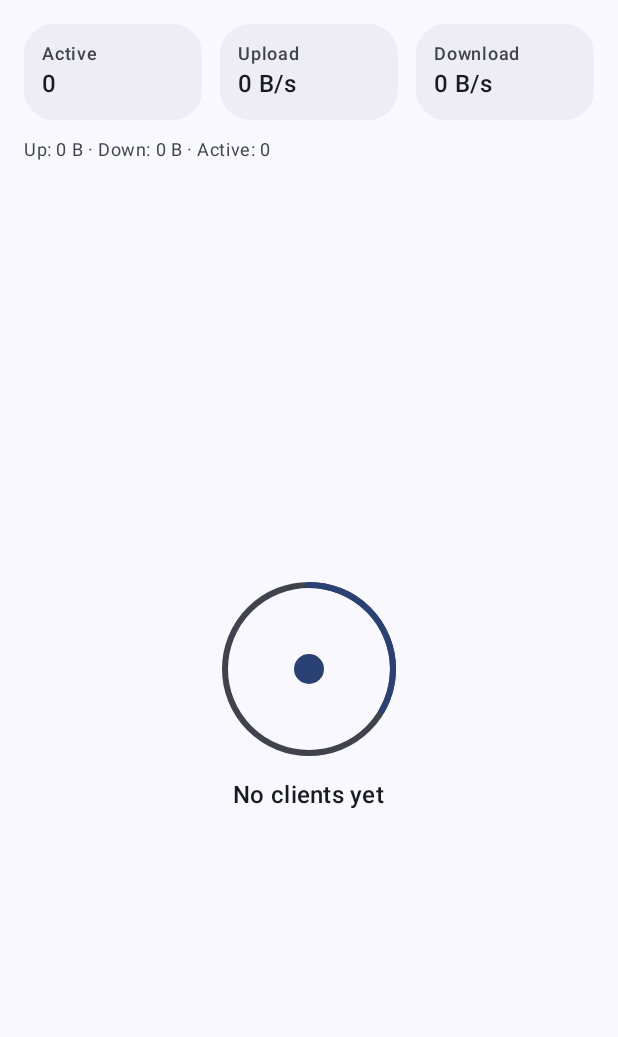
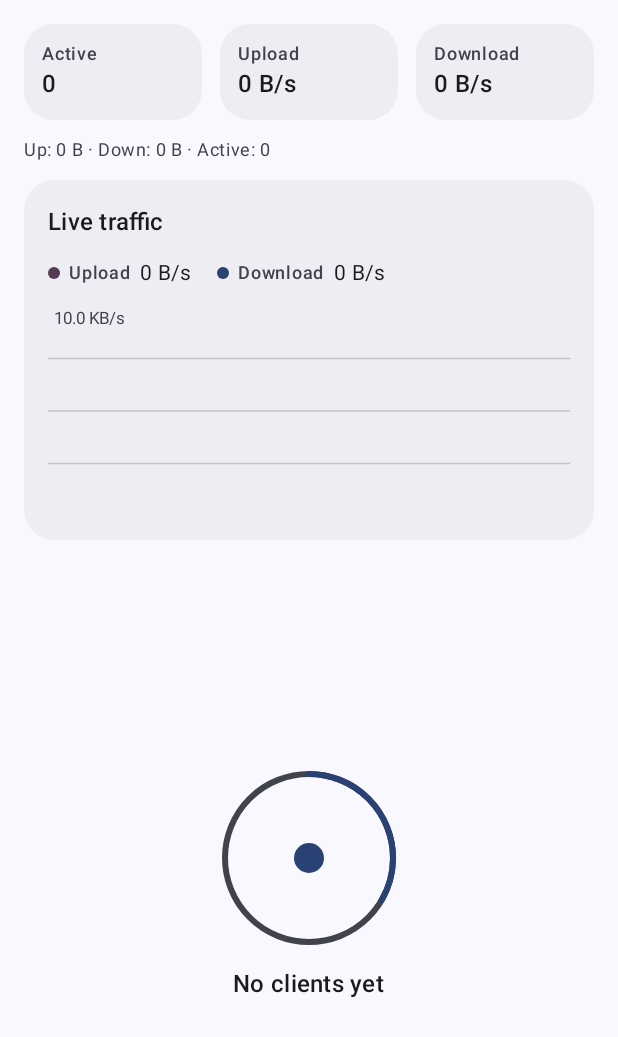
Before and after one commit to Elli0t0/ProxyShare, an Android app built with Jetpack Compose: the composable ConnectionsScreen shown on its own in the app's theme, on a phone screen of 412 x 824 dp. Shown: the top 1037 px of the screen. Run offline under Robolectric (Android 15) with nearby library versions, the phone set to English and light mode, and no system bars; libraries missing offline, so code that uses them is left out: kotlin.math.maxOf; network calls fail.

Commit message:
Step 0.2.7: live traffic graph on Connections

```diff
--- /dev/null
+++ b/app/src/main/java/com/example/proxyshare/ui/components/TrafficChart.kt
@@ -0,0 +1,273 @@
+package com.example.proxyshare.ui.components
+
+import androidx.compose.foundation.Canvas
+import androidx.compose.foundation.background
+import androidx.compose.foundation.layout.Arrangement
+import androidx.compose.foundation.layout.Box
+import androidx.compose.foundation.layout.Row
+import androidx.compose.foundation.layout.fillMaxWidth
+import androidx.compose.foundation.layout.height
+import androidx.compose.foundation.layout.size
+import androidx.compose.foundation.shape.CircleShape
+import androidx.compose.material3.MaterialTheme
+import androidx.compose.material3.Text
+import androidx.compose.runtime.Composable
+import androidx.compose.runtime.CompositionLocalProvider
+import androidx.compose.runtime.LaunchedEffect
+import androidx.compose.runtime.getValue
+import androidx.compose.runtime.mutableLongStateOf
+import androidx.compose.runtime.mutableStateOf
+import androidx.compose.runtime.remember
+import androidx.compose.runtime.setValue
+import androidx.compose.ui.Alignment
+import androidx.compose.ui.Modifier
+import androidx.compose.ui.geometry.Offset
+import androidx.compose.ui.graphics.Brush
+import androidx.compose.ui.graphics.Color
+import androidx.compose.ui.graphics.Path
+import androidx.compose.ui.graphics.StrokeCap
+import androidx.compose.ui.graphics.StrokeJoin
+import androidx.compose.ui.graphics.drawscope.Stroke
+import androidx.compose.ui.layout.onSizeChanged
+import androidx.compose.ui.platform.LocalDensity
+import androidx.compose.ui.platform.LocalLayoutDirection
+import androidx.compose.ui.res.stringResource
+import androidx.compose.ui.semantics.contentDescription
+import androidx.compose.ui.semantics.semantics
+import androidx.compose.ui.text.AnnotatedString
+import androidx.compose.ui.text.TextStyle
+import androidx.compose.ui.text.drawText
+import androidx.compose.ui.text.rememberTextMeasurer
+import androidx.compose.ui.unit.IntSize
+import androidx.compose.ui.unit.LayoutDirection
+import androidx.compose.ui.unit.dp
+import androidx.compose.ui.unit.sp
+import com.example.proxyshare.R
+import com.example.proxyshare.service.SpeedSample
+import com.example.proxyshare.ui.screens.formatBytes
+import kotlin.math.maxOf
+
+private val NICE_STEPS = longArrayOf(1L, 2L, 5L, 10L)
+
+/**
+ * Smallest "nice" value >= [value] from the 1-2-5-10 x 10^k ladder
+ * (10, 20, 50, 100, 200, 500, 1K, 2K, 5K, ... bytes/s). 0 or negative
+ * input scales to 10 KB/s so the chart always has headroom.
+ */
+fun niceCeiling(value: Long): Long {
+    if (value <= 0) return 10_240L
+    var step = 1L
+    while (step <= Long.MAX_VALUE / 10) {
+        for (multiplier in NICE_STEPS) {
+            val candidate = multiplier * step
+            if (candidate >= value) return candidate
+        }
+        step *= 10
+    }
+    return Long.MAX_VALUE
+}
+
+private data class ChartPaths(
+    val upLine: Path,
+    val upFill: Path,
+    val downLine: Path,
+    val downFill: Path,
+)
+
+private fun smoothLinePath(points: List<Offset>): Path {
+    val path = Path()
+    if (points.isEmpty()) return path
+    path.moveTo(points[0].x, points[0].y)
+    for (i in 1 until points.size) {
+        val prev = points[i - 1]
+        val curr = points[i]
+        val midX = (prev.x + curr.x) / 2f
+        path.cubicTo(midX, prev.y, midX, curr.y, curr.x, curr.y)
+    }
+    return path
+}
+
+private fun fillPath(line: Path, width: Float, height: Float): Path {
+    return Path().apply {
+        addPath(line)
+        lineTo(width, height)
+        lineTo(0f, height)
+        close()
+    }
+}
+
+private fun buildChartPaths(
+    history: List<SpeedSample>,
+    size: IntSize,
+    max: Long,
+    flatGapPx: Float,
+): ChartPaths {
+    val empty = ChartPaths(Path(), Path(), Path(), Path())
+    val width = size.width.toFloat()
+    val height = size.height.toFloat()
+    if (width <= 0f || height <= 0f || max <= 0L) return empty
+    val idle = history.size < 2 || history.all { it.upBps == 0L && it.downBps == 0L }
+    val upPoints: List<Offset>
+    val downPoints: List<Offset>
+    if (idle) {
+        // Flat lines at the bottom, 2dp apart so both colors stay visible.
+        upPoints = listOf(Offset(0f, height - flatGapPx), Offset(width, height - flatGapPx))
+        downPoints = listOf(
+            Offset(0f, height - flatGapPx * 3),
+            Offset(width, height - flatGapPx * 3),
+        )
+    } else {
+        val count = history.size
+        fun x(index: Int): Float = index.toFloat() / (count - 1).toFloat() * width
+        fun y(value: Long): Float =
+            height - (value.coerceIn(0L, max).toFloat() / max.toFloat()) * height
+        upPoints = history.mapIndexed { i, sample -> Offset(x(i), y(sample.upBps)) }
+        downPoints = history.mapIndexed { i, sample -> Offset(x(i), y(sample.downBps)) }
+    }
+    val upLine = smoothLinePath(upPoints)
+    val downLine = smoothLinePath(downPoints)
+    return ChartPaths(
+        upLine = upLine,
+        upFill = fillPath(upLine, width, height),
+        downLine = downLine,
+        downFill = fillPath(downLine, width, height),
+    )
+}
+
+/**
+ * Live traffic chart: upload (tertiary) and download (primary) lines
+ * over the rolling 2-minute history, oldest on the left. Redraws once
+ * per second when a new sample lands; no fade/slide animations. The
+ * Y axis eases: it grows instantly to a nice ceiling and shrinks
+ * slowly (10% per tick) so the chart doesn't jump.
+ */
+@Composable
+fun TrafficChart(
+    history: List<SpeedSample>,
+    current: SpeedSample,
+    modifier: Modifier = Modifier,
+) {
+    val upColor = MaterialTheme.colorScheme.tertiary
+    val downColor = MaterialTheme.colorScheme.primary
+    val gridColor = MaterialTheme.colorScheme.onSurfaceVariant.copy(alpha = 0.25f)
+    val labelColor = MaterialTheme.colorScheme.onSurfaceVariant
+    val density = LocalDensity.current
+    val strokePx = with(density) { 2.dp.toPx() }
+    val textMeasurer = rememberTextMeasurer()
+
+    val maxRaw = remember(history) {
+        history.maxOfOrNull { maxOf(it.upBps, it.downBps) } ?: 0L
+    }
+    // Starts at the 10 KB/s floor so the first frame already has a scale.
+    var smoothedMax by remember { mutableLongStateOf(10_240L) }
+    LaunchedEffect(history) {
+        val target = niceCeiling(maxRaw)
+        smoothedMax = if (target >= smoothedMax) {
+            target
+        } else {
+            maxOf(target, smoothedMax * 9 / 10)
+        }
+    }
+
+    var chartSize by remember { mutableStateOf(IntSize.Zero) }
+    val paths = remember(history, chartSize, smoothedMax, strokePx) {
+        buildChartPaths(history, chartSize, smoothedMax, strokePx)
+    }
+    val upFillBrush = remember(upColor, chartSize) {
+        Brush.verticalGradient(
+            colors = listOf(upColor.copy(alpha = 0.15f), upColor.copy(alpha = 0f)),
+            startY = 0f,
+            endY = chartSize.height.toFloat(),
+        )
+    }
+    val downFillBrush = remember(downColor, chartSize) {
+        Brush.verticalGradient(
+            colors = listOf(downColor.copy(alpha = 0.15f), downColor.copy(alpha = 0f)),
+            startY = 0f,
+            endY = chartSize.height.toFloat(),
+        )
+    }
+    val maxLabel = remember(smoothedMax, labelColor) {
+        textMeasurer.measure(
+            text = AnnotatedString("${formatBytes(smoothedMax)}/s"),
+            style = TextStyle(
+                color = labelColor,
+                fontSize = 11.sp,
+                fontFeatureSettings = "tnum",
+            ),
+        )
+    }
+    val chartDesc = stringResource(
+        R.string.traffic_chart_desc,
+        formatBytes(current.upBps),
+        formatBytes(current.downBps),
+    )
+
+    SectionCard(title = stringResource(R.string.traffic_title), modifier = modifier) {
+        Row(
+            horizontalArrangement = Arrangement.spacedBy(16.dp),
+            modifier = Modifier.fillMaxWidth(),
+        ) {
+            LegendItem(
+                color = upColor,
+                label = stringResource(R.string.stat_upload),
+                bps = current.upBps,
+            )
+            LegendItem(
+                color = downColor,
+                label = stringResource(R.string.stat_download),
+                bps = current.downBps,
+            )
+        }
+        CompositionLocalProvider(
+            LocalLayoutDirection provides LayoutDirection.Ltr,
+        ) {
+            Canvas(
+                modifier = Modifier
+                    .fillMaxWidth()
+                    .height(140.dp)
+                    .onSizeChanged { chartSize = it }
+                    .semantics { contentDescription = chartDesc },
+            ) {
+                val width = size.width
+                val height = size.height
+                val gridStroke = 1.dp.toPx()
+                for (fraction in floatArrayOf(0.25f, 0.5f, 0.75f)) {
+                    val y = height * fraction
+                    drawLine(gridColor, Offset(0f, y), Offset(width, y), strokeWidth = gridStroke)
+                }
+                drawPath(paths.upFill, brush = upFillBrush)
+                drawPath(paths.downFill, brush = downFillBrush)
+                val stroke = Stroke(width = strokePx, cap = StrokeCap.Round, join = StrokeJoin.Round)
+                drawPath(paths.upLine, color = upColor, style = stroke)
+                drawPath(paths.downLine, color = downColor, style = stroke)
+                drawText(maxLabel, topLeft = Offset(4.dp.toPx(), 2.dp.toPx()))
+            }
+        }
+    }
+}
+
+@Composable
+private fun LegendItem(color: Color, label: String, bps: Long) {
+    Row(
+        verticalAlignment = Alignment.CenterVertically,
+        horizontalArrangement = Arrangement.spacedBy(6.dp),
+    ) {
+        Box(
+            modifier = Modifier
+                .size(8.dp)
+                .background(color, CircleShape),
+        )
+        Text(
+            text = label,
+            style = MaterialTheme.typography.labelMedium,
+            color = MaterialTheme.colorScheme.onSurfaceVariant,
+        )
+        Text(
+            text = "${formatBytes(bps)}/s",
+            style = MaterialTheme.typography.bodyMedium.copy(fontFeatureSettings = "tnum"),
+            maxLines = 1,
+            softWrap = false,
+        )
+    }
+}
--- a/app/src/main/java/com/example/proxyshare/ui/screens/ConnectionsScreen.kt
+++ b/app/src/main/java/com/example/proxyshare/ui/screens/ConnectionsScreen.kt
@@ -55,6 +55,7 @@ import com.example.proxyshare.engine.ConnInfo
 import com.example.proxyshare.service.ProxyController
 import com.example.proxyshare.ui.components.InfoChip
 import com.example.proxyshare.ui.components.StatTile
+import com.example.proxyshare.ui.components.TrafficChart
 
 /**
  * Live monitor: header with totals and current speed, then one
@@ -75,6 +76,7 @@ fun ConnectionsScreen(modifier: Modifier = Modifier) {
     val (httpPort, socksPort) = settings.enabledPorts()
     val advertise = advertiseAddress(ranked, httpPort, socksPort)
     val speed by ProxyController.speed.collectAsState()
+    val history by ProxyController.history.collectAsState()
     var prevConns by remember { mutableStateOf<Map<Long, ConnInfo>>(emptyMap()) }
     var prevTimeMs by remember { mutableLongStateOf(0L) }
     var speeds by remember { mutableStateOf<Map<Long, Speed>>(emptyMap()) }
@@ -135,6 +137,7 @@ fun ConnectionsScreen(modifier: Modifier = Modifier) {
                 style = MaterialTheme.typography.bodySmall.copy(fontFeatureSettings = "tnum"),
                 color = MaterialTheme.colorScheme.onSurfaceVariant,
             )
+            TrafficChart(history = history, current = speed)
 
             if (groups.isEmpty()) {
                 Box(
--- a/app/src/main/res/values/strings.xml
+++ b/app/src/main/res/values/strings.xml
@@ -69,6 +69,8 @@
     <string name="stat_clients">Clients</string>
     <string name="stat_upload">Upload</string>
     <string name="stat_download">Download</string>
+    <string name="traffic_title">Live traffic</string>
+    <string name="traffic_chart_desc">Live traffic chart, upload %1$s per second, download %2$s per second</string>
     <string name="stat_active">Active</string>
     <string name="connections_empty_hint">Set your laptop\'s proxy to %1$s</string>
     <string name="separate_ports_subtitle">Use different ports for HTTP and SOCKS</string>
--- a/gradle.properties
+++ b/gradle.properties
@@ -12,4 +12,4 @@ org.gradle.configuration-cache=true
 # versionCode is NOT set here: the CI workflow passes -PVERSION_CODE=$GITHUB_RUN_NUMBER.
 VERSION_MAJOR=0
 VERSION_MINOR=2
-VERSION_PATCH=6
+VERSION_PATCH=7
```
Also changed, not shown: app/src/main/java/com/example/proxyshare/service/ProxyController.kt (+13 -0 lines), 5 other files.
